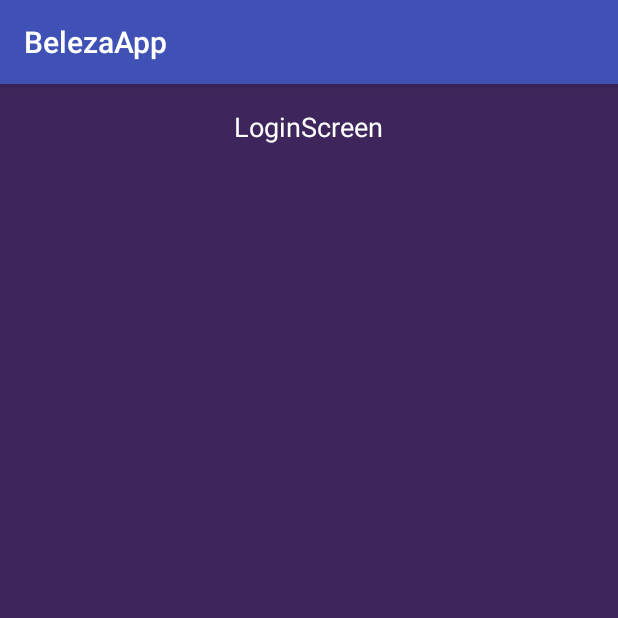
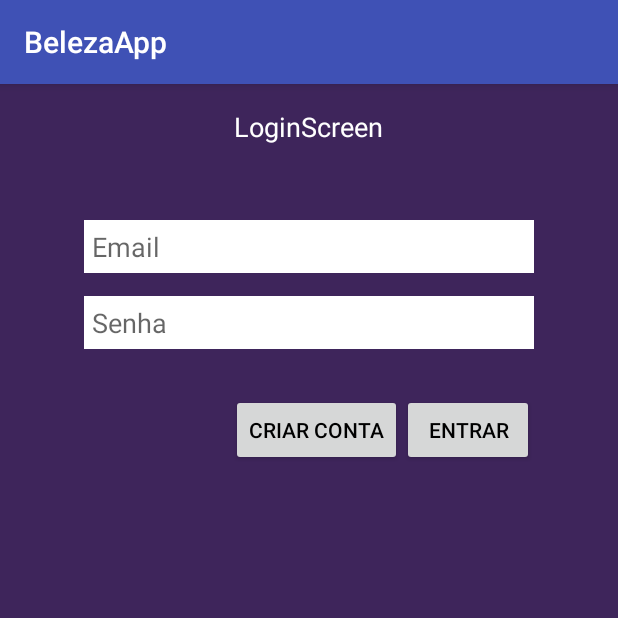
Before and after one commit to victorporto/BelezaRepo, an Android app: the screen it shows after launch (LoginScreenActivity before the commit, LoginActivity after it), on a phone screen of 412 x 824 dp, the top half of it. Run offline under Robolectric (Android 15) with nearby library versions, the phone set to English and light mode, and no system bars.

Commit message:
Criando elementos de interface da LoginActivity.
- 2 botões adicionados ('Criar Conta' e 'Entrar')
- 2 campos adicionados ('id_campoEmail' e 'id_campoSenha')

```diff
--- a/app/src/main/AndroidManifest.xml
+++ b/app/src/main/AndroidManifest.xml
@@ -16,8 +16,8 @@
             </intent-filter>
         </activity>
         <activity android:name=".MainActivity" />
-        <activity android:name=".RegisterUserActivity" />
-        <activity android:name=".LoginScreenActivity"></activity>
+        <activity android:name=".CriarContaActivity" />
+        <activity android:name=".LoginActivity"></activity>
     </application>
 
 </manifest>
--- a/app/src/main/java/belezaapp/studiovictor/com/belezaapp/LoginScreenActivity.java
+++ b/app/src/main/java/belezaapp/studiovictor/com/belezaapp/CriarContaActivity.java
@@ -3,11 +3,11 @@ package belezaapp.studiovictor.com.belezaapp;
 import android.support.v7.app.AppCompatActivity;
 import android.os.Bundle;
 
-public class LoginScreenActivity extends AppCompatActivity {
+public class CriarContaActivity extends AppCompatActivity {
 
     @Override
     protected void onCreate(Bundle savedInstanceState) {
         super.onCreate(savedInstanceState);
-        setContentView(R.layout.activity_login_screen);
+        setContentView(R.layout.activity_criar_conta);
     }
 }
--- /dev/null
+++ b/app/src/main/java/belezaapp/studiovictor/com/belezaapp/LoginActivity.java
@@ -0,0 +1,33 @@
+package belezaapp.studiovictor.com.belezaapp;
+
+import android.content.Intent;
+import android.support.v7.app.AppCompatActivity;
+import android.os.Bundle;
+import android.view.View;
+import android.widget.Button;
+
+public class LoginActivity extends AppCompatActivity {
+
+    private Button botaoCriarConta;
+
+    @Override
+    protected void onCreate(Bundle savedInstanceState) {
+        super.onCreate(savedInstanceState);
+        setContentView(R.layout.activity_login);
+
+        //Elementos da tela
+        botaoCriarConta = (Button) findViewById(R.id.id_botaoCriarConta);
+
+
+
+
+        //'SetOnClickListeners'
+        botaoCriarConta.setOnClickListener(new View.OnClickListener() {
+            @Override
+            public void onClick(View view) {
+                startActivity(new Intent(LoginActivity.this, CriarContaActivity.class));
+            }
+        });
+
+    }
+}
--- a/app/src/main/java/belezaapp/studiovictor/com/belezaapp/RegisterUserActivity.java
+++ /dev/null
@@ -1,13 +0,0 @@
-package belezaapp.studiovictor.com.belezaapp;
-
-import android.support.v7.app.AppCompatActivity;
-import android.os.Bundle;
-
-public class RegisterUserActivity extends AppCompatActivity {
-
-    @Override
-    protected void onCreate(Bundle savedInstanceState) {
-        super.onCreate(savedInstanceState);
-        setContentView(R.layout.activity_register_user);
-    }
-}
--- a/app/src/main/java/belezaapp/studiovictor/com/belezaapp/SplashScreenActivity.java
+++ b/app/src/main/java/belezaapp/studiovictor/com/belezaapp/SplashScreenActivity.java
@@ -21,7 +21,7 @@ public class SplashScreenActivity extends AppCompatActivity {
         new Handler().postDelayed(new Runnable() {
             @Override
             public void run() {
-                Intent intent = new Intent(SplashScreenActivity.this, LoginScreenActivity.class);
+                Intent intent = new Intent(SplashScreenActivity.this, LoginActivity.class);
                 startActivity(intent);
                 finish();
             }
--- a/app/src/main/res/layout/activity_login_screen.xml
+++ b/app/src/main/res/layout/activity_criar_conta.xml
@@ -7,16 +7,6 @@
     android:paddingLeft="@dimen/activity_horizontal_margin"
     android:paddingRight="@dimen/activity_horizontal_margin"
     android:paddingTop="@dimen/activity_vertical_margin"
-    tools:context="belezaapp.studiovictor.com.belezaapp.LoginScreenActivity"
-    android:background="@color/color_background">
+    tools:context=".CriarContaActivity">
 
-    <TextView
-        android:layout_width="wrap_content"
-        android:layout_height="wrap_content"
-        android:textAppearance="?android:attr/textAppearanceMedium"
-        android:text="LoginScreen"
-        android:id="@+id/textView"
-        android:layout_alignParentTop="true"
-        android:layout_centerHorizontal="true"
-        android:textColor="#ffffff" />
 </RelativeLayout>
--- /dev/null
+++ b/app/src/main/res/layout/activity_login.xml
@@ -0,0 +1,67 @@
+<?xml version="1.0" encoding="utf-8"?>
+<RelativeLayout xmlns:android="http://schemas.android.com/apk/res/android"
+    xmlns:tools="http://schemas.android.com/tools"
+    android:layout_width="match_parent"
+    android:layout_height="match_parent"
+    android:paddingBottom="@dimen/activity_vertical_margin"
+    android:paddingLeft="@dimen/activity_horizontal_margin"
+    android:paddingRight="@dimen/activity_horizontal_margin"
+    android:paddingTop="@dimen/activity_vertical_margin"
+    tools:context=".LoginActivity"
+    android:background="@color/color_background">
+
+    <TextView
+        android:layout_width="wrap_content"
+        android:layout_height="wrap_content"
+        android:textAppearance="?android:attr/textAppearanceMedium"
+        android:text="LoginScreen"
+        android:id="@+id/textView"
+        android:layout_alignParentTop="true"
+        android:layout_centerHorizontal="true"
+        android:textColor="#ffffff" />
+
+    <EditText
+        android:layout_width="@dimen/width_fields"
+        android:layout_height="wrap_content"
+        android:inputType="textPassword"
+        android:ems="10"
+        android:id="@+id/id_campoSenha"
+        android:layout_marginTop="15dp"
+        android:padding="@dimen/padding_fields"
+        android:background="#ffffff"
+        android:hint="Senha"
+        android:layout_below="@+id/id_campoEmail"
+        android:layout_alignStart="@+id/id_campoEmail" />
+
+    <Button
+        android:layout_width="wrap_content"
+        android:layout_height="wrap_content"
+        android:text="Entrar"
+        android:id="@+id/id_botaoEntrar"
+        android:layout_below="@+id/id_campoSenha"
+        android:layout_alignEnd="@+id/id_campoSenha"
+        android:layout_marginTop="30dp"
+        android:textColor="#000000" />
+
+    <Button
+        android:layout_width="wrap_content"
+        android:layout_height="wrap_content"
+        android:text="Criar Conta"
+        android:id="@+id/id_botaoCriarConta"
+        android:layout_alignBottom="@+id/id_botaoEntrar"
+        android:layout_toStartOf="@+id/id_botaoEntrar"
+        android:textColor="#000000" />
+
+    <EditText
+        android:layout_width="@dimen/width_fields"
+        android:layout_height="wrap_content"
+        android:inputType="textEmailAddress"
+        android:ems="10"
+        android:id="@+id/id_campoEmail"
+        android:layout_marginTop="50dp"
+        android:layout_below="@+id/textView"
+        android:layout_centerHorizontal="true"
+        android:background="#ffffff"
+        android:hint="Email"
+        android:padding="@dimen/padding_fields" />
+</RelativeLayout>
--- a/app/src/main/res/layout/activity_register_user.xml
+++ /dev/null
@@ -1,12 +0,0 @@
-<?xml version="1.0" encoding="utf-8"?>
-<RelativeLayout xmlns:android="http://schemas.android.com/apk/res/android"
-    xmlns:tools="http://schemas.android.com/tools"
-    android:layout_width="match_parent"
-    android:layout_height="match_parent"
-    android:paddingBottom="@dimen/activity_vertical_margin"
-    android:paddingLeft="@dimen/activity_horizontal_margin"
-    android:paddingRight="@dimen/activity_horizontal_margin"
-    android:paddingTop="@dimen/activity_vertical_margin"
-    tools:context="belezaapp.studiovictor.com.belezaapp.RegisterUserActivity">
-
-</RelativeLayout>
--- a/app/src/main/res/values/dimens.xml
+++ b/app/src/main/res/values/dimens.xml
@@ -2,4 +2,6 @@
     <!-- Default screen margins, per the Android Design guidelines. -->
     <dimen name="activity_horizontal_margin">16dp</dimen>
     <dimen name="activity_vertical_margin">16dp</dimen>
+    <dimen name="padding_fields">5dp</dimen>
+    <dimen name="width_fields">300dp</dimen>
 </resources>
```
